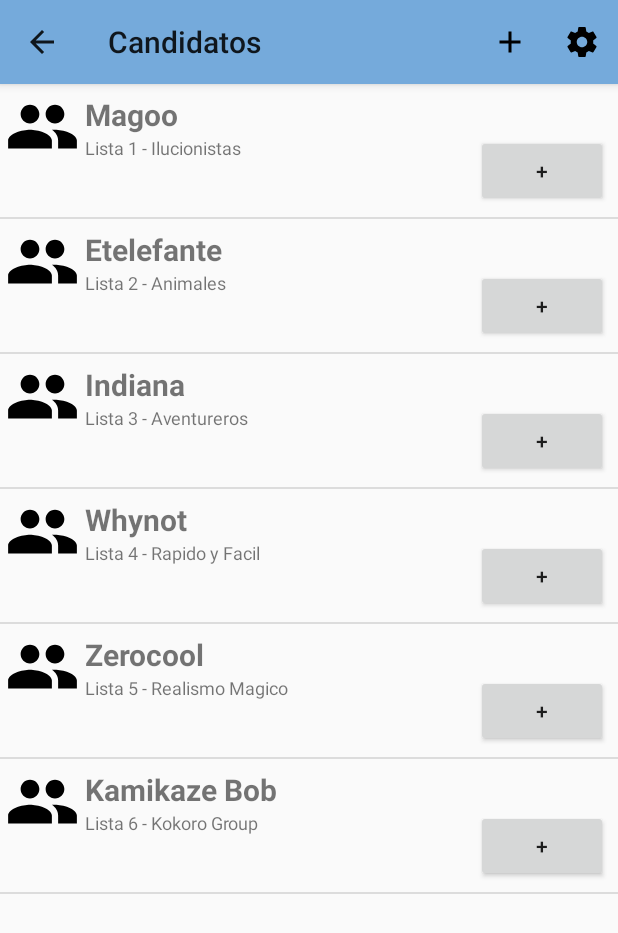
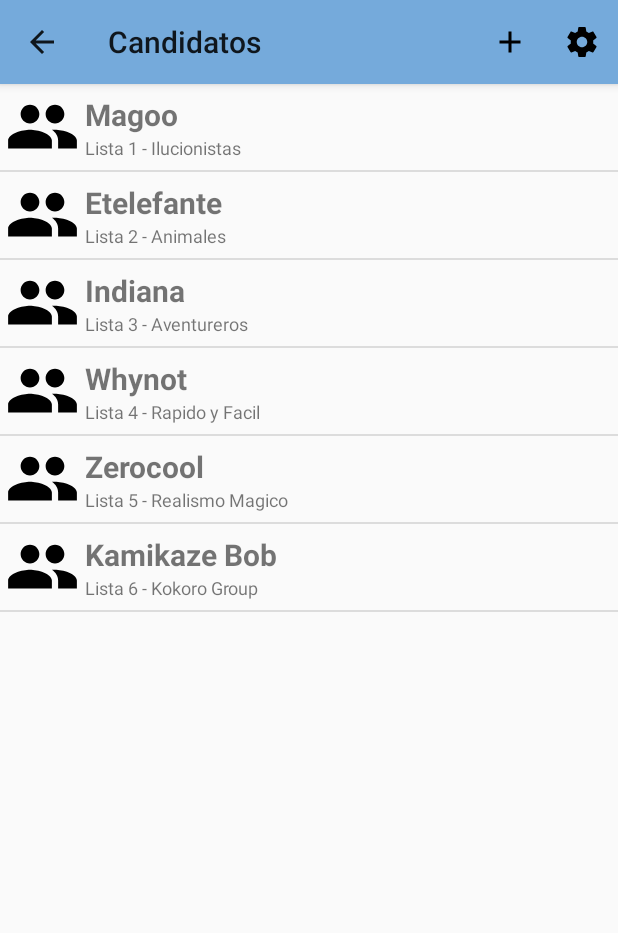
Before and after one commit to envido32/AppSaenzPena, an Android app: the CandidatosActivity screen opened directly, with no data from a screen before it, on a phone screen of 412 x 824 dp. Shown: the top 933 px of the screen. Run offline under Robolectric (Android 15) with nearby library versions, the phone set to English and light mode, and no system bars; plain views replace PercentRelativeLayout; 2 statements that could not run were skipped.

Commit message:
Bottons in ResView

```diff
--- a/app/src/main/java/com/electiva/envido32/appsaenzpena/CandidatoClass.java
+++ b/app/src/main/java/com/electiva/envido32/appsaenzpena/CandidatoClass.java
@@ -6,6 +6,7 @@ import android.view.LayoutInflater;
 import android.view.View;
 import android.view.ViewGroup;
 import android.widget.ArrayAdapter;
+import android.widget.Button;
 import android.widget.ImageView;
 import android.widget.TextView;
 
@@ -81,6 +82,13 @@ class AdaptadorCandidatos extends ArrayAdapter<CandidatoClass> {
         TextView lblPartido = (TextView)item.findViewById(R.id.LblPartido);
         lblPartido.setText("Lista " + datos.get(position).getLista() + " - "+ datos.get(position).getPartido());
 
+        Button addBtn = (Button)item.findViewById(R.id.buttonAdd);
+        addBtn.setVisibility(View.GONE);
+
+
+        Button lessBtn = (Button)item.findViewById(R.id.buttonLess);
+        lessBtn.setVisibility(View.GONE);
+
         return(item);
     }
 }
@@ -116,7 +124,7 @@ class AdaptadorEscrutineo extends RecyclerView.Adapter<AdaptadorEscrutineo.Escru
     public void onBindViewHolder(EscrutineoViewHolder candidatoViewHolder, int position) {
         candidatoViewHolder.escNombre.setText(datos.get(position).getNombre());
         candidatoViewHolder.escPartido.setText("Lista " + datos.get(position).getLista() + " - "+ datos.get(position).getPartido());
-        candidatoViewHolder.escCount.setText("Votos: " + datos.get(position).getCount());
+        candidatoViewHolder.escCount.setText("( " + datos.get(position).getCount() + " )");
     }
 
     @Override
--- a/app/src/main/res/layout/listitem_candidato.xml
+++ b/app/src/main/res/layout/listitem_candidato.xml
@@ -18,6 +18,7 @@
         android:orientation="vertical"
         android:padding="3sp"
         android:layout_alignParentTop="true"
+        android:id="@+id/linearLayout1"
         android:layout_toEndOf="@+id/imgPartido">
 
         <TextView
@@ -38,28 +39,33 @@
     <LinearLayout
         android:layout_width="wrap_content"
         android:layout_height="wrap_content"
-        android:orientation="vertical"
         android:padding="3sp"
-        android:layout_alignParentTop="true"
-        android:layout_alignParentEnd="true">
+        android:layout_alignParentRight="true"
+        android:orientation="horizontal"
+        android:id="@+id/linearLayout2">
+
+        <Button
+            android:id="@+id/buttonLess"
+            android:layout_width="45sp"
+            android:layout_height="45sp"
+            android:layout_toStartOf="@+id/LblCuenta"
+            android:text="-" />
 
         <TextView
             android:id="@+id/LblCuenta"
             android:layout_width="wrap_content"
             android:layout_height="wrap_content"
-            android:layout_centerHorizontal="true"
-            android:layout_centerVertical="true"
+            android:layout_toStartOf="@+id/buttonAdd"
             android:textStyle="normal"
             android:textSize="20sp" />
 
         <Button
             android:id="@+id/buttonAdd"
-            android:layout_width="wrap_content"
-            android:layout_height="wrap_content"
-            android:text="+"
-            app:layout_widthPercent="5%"
-            app:layout_heightPercent="5%"
-            android:layout_alignStart="@+id/editTextPass" />
+            android:layout_width="45sp"
+            android:layout_height="45sp"
+            android:layout_alignParentRight="true"
+            android:text="+" />
 
     </LinearLayout>
+
 </android.support.percent.PercentRelativeLayout>
```
